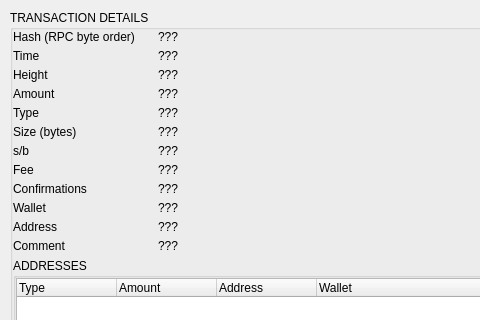
This is BlockSettleUILib/TransactionDetailDialog.ui in BlockSettle/terminal as Qt 5 draws it before an edit; both pictures show x 0 to 480 and y 0 to 320 of the 640 by 480 pixel window. The edited form follows.
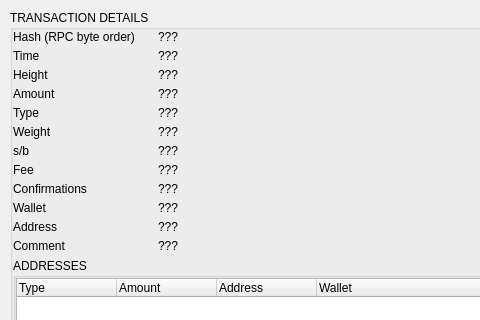
This is the edited form. Custom widgets are drawn as their Qt base class.

Commit message:
Make proper usage of TX weight
Some code makes use of a transaction's weight in a roundabout way. Use the weight directly.

In addition, clean up incorrect references to TX size in the GUI. Refer to weight instead.

Patch:
```diff
--- a/BlockSettleUILib/TransactionDetailDialog.ui
+++ b/BlockSettleUILib/TransactionDetailDialog.ui
@@ -290,7 +290,7 @@
               </size>
              </property>
              <property name="text">
-              <string>Size (bytes)</string>
+              <string>Weight</string>
              </property>
             </widget>
            </item>
```
The commit also changes 6 other files.
